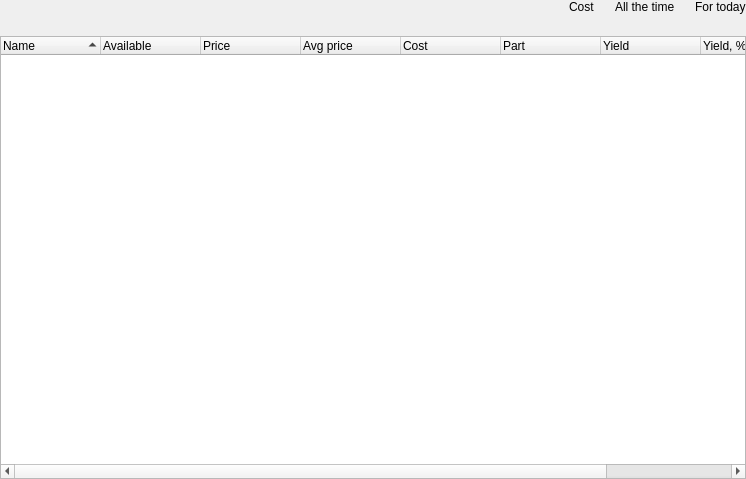
Gris87/TInvestor, file app/src/widgets/portfoliotreewidget/portfoliotreewidget.ui: the form before one commit.
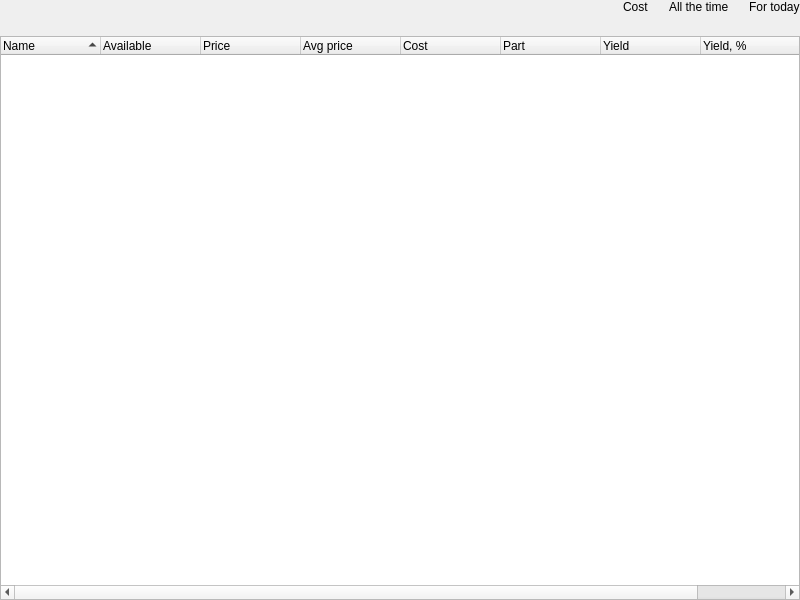
The form after the commit. Icons and pictures are not drawn.

Diff of the .ui file:
```diff
--- a/app/src/widgets/portfoliotreewidget/portfoliotreewidget.ui
+++ b/app/src/widgets/portfoliotreewidget/portfoliotreewidget.ui
@@ -6,8 +6,8 @@
    <rect>
     <x>0</x>
     <y>0</y>
-    <width>746</width>
-    <height>479</height>
+    <width>800</width>
+    <height>600</height>
    </rect>
   </property>
   <layout class="QVBoxLayout" name="verticalLayout">
```
